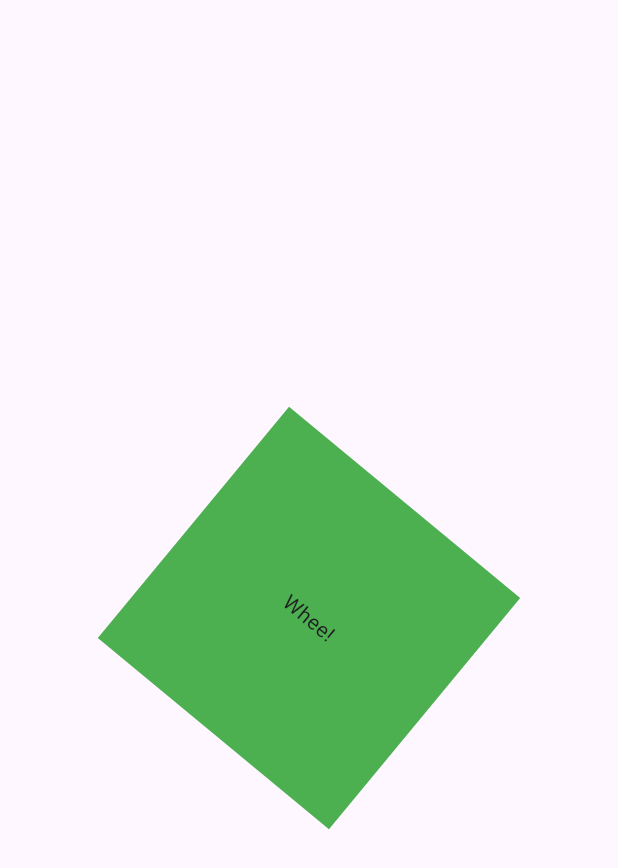
After one commit to fahmi54321/learn_flutter_widget, a Flutter app: the screen it shows after launch, after a tap on "Animated builder", on a phone screen of 412 x 824 dp. The commit adds this screen. Shown: the top 868 px of the screen. Run offline on Flutter 3.47's test engine with Material 2 defaults, Android fonts, the phone set to English and light mode, and no system bars.

Commit message:
animated builder

```diff
--- /dev/null
+++ b/lib/animated_builder.dart
@@ -0,0 +1,75 @@
+import 'dart:math' as math;
+
+import 'package:flutter/material.dart';
+
+class AnimatedBuilderExample extends StatefulWidget {
+  const AnimatedBuilderExample({super.key});
+
+  @override
+  State<AnimatedBuilderExample> createState() => _AnimatedBuilderExampleState();
+}
+
+class _AnimatedBuilderExampleState extends State<AnimatedBuilderExample>
+    with TickerProviderStateMixin {
+  late AnimationController _controller;
+  late Animation animation;
+
+  bool isLoading = false;
+
+  @override
+  void initState() {
+    super.initState();
+
+    setState(() {
+      isLoading = true;
+    });
+
+    _controller = AnimationController(
+      duration: const Duration(seconds: 10),
+      vsync: this,
+    )..repeat();
+
+    animation = Tween(begin: 0, end: 2 * math.pi).animate(
+      _controller,
+    );
+
+    setState(() {
+      isLoading = false;
+    });
+  }
+
+  @override
+  void dispose() {
+    _controller.dispose();
+    super.dispose();
+  }
+
+  @override
+  Widget build(BuildContext context) {
+    return Scaffold(
+      body: isLoading
+          ? const Center(
+              child: CircularProgressIndicator(),
+            )
+          : Center(
+              child: AnimatedBuilder(
+                animation: animation,
+                child: Container(
+                  width: 200.0,
+                  height: 200.0,
+                  color: Colors.green,
+                  child: const Center(
+                    child: Text('Whee!'),
+                  ),
+                ),
+                builder: (BuildContext context, Widget? child) {
+                  return Transform.rotate(
+                    angle: double.parse(animation.value.toString()),
+                    child: child,
+                  );
+                },
+              ),
+            ),
+    );
+  }
+}
--- a/lib/home_page.dart
+++ b/lib/home_page.dart
@@ -1,6 +1,7 @@
 import 'package:flutter/material.dart';
 import 'package:learn_flutter_widget/absorb_pointer.dart';
 import 'package:learn_flutter_widget/animated_align.dart';
+import 'package:learn_flutter_widget/animated_builder.dart';
 
 class HomePage extends StatelessWidget {
   const HomePage({super.key});
@@ -39,6 +40,17 @@ class HomePage extends StatelessWidget {
                     },
                     child: const Text('Animated align'),
                   ),
+                  ElevatedButton(
+                    onPressed: () {
+                      Navigator.push(
+                        context,
+                        MaterialPageRoute(
+                          builder: (_) => AnimatedBuilderExample(),
+                        ),
+                      );
+                    },
+                    child: const Text('Animated builder'),
+                  ),
                 ],
               ),
             ),
```
